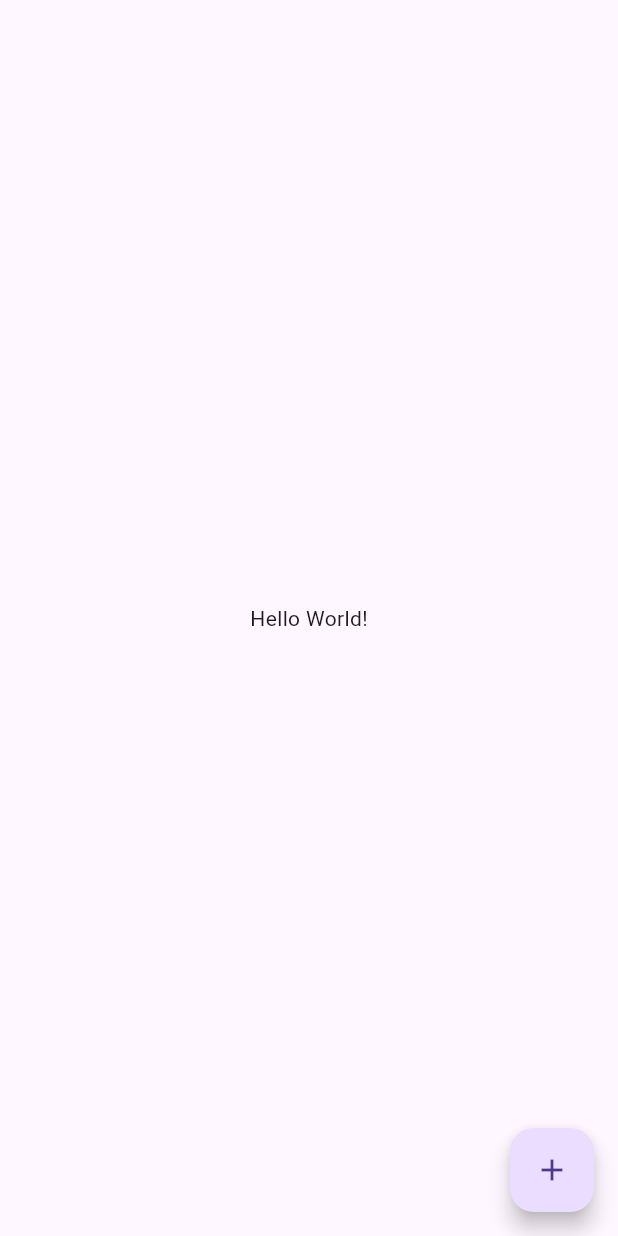
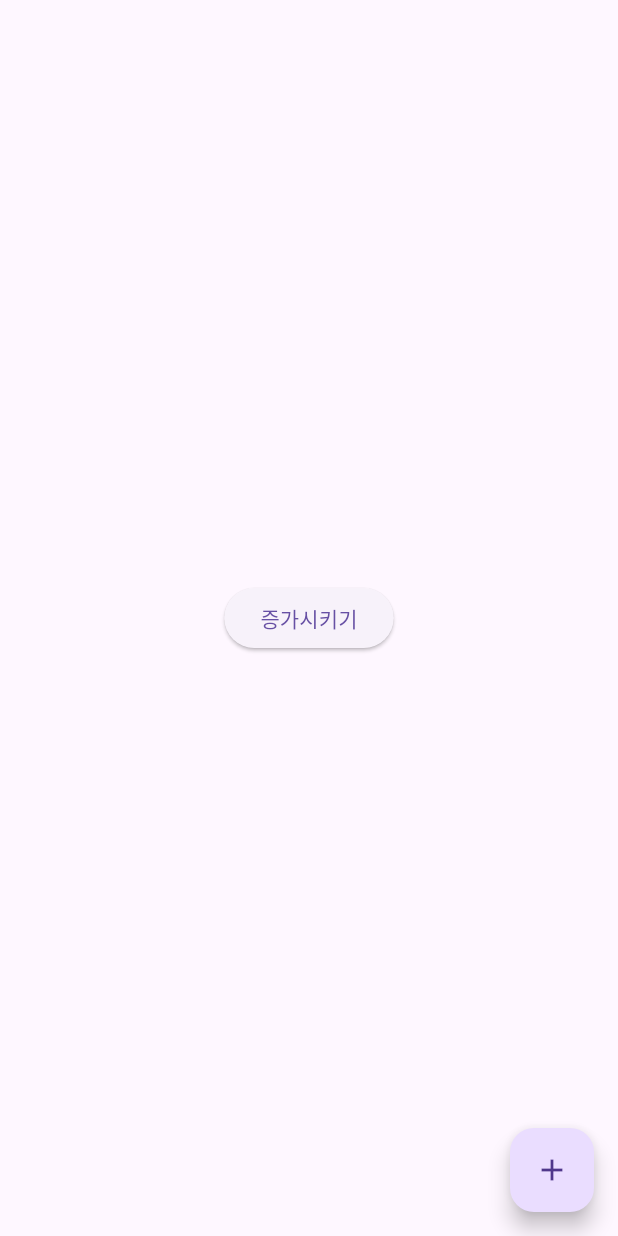
Before and after one commit to Bullets-jyr/wabiz_riverpod, a Flutter app: the screen it shows after launch, on a phone screen of 412 x 824 dp. Run offline on Flutter 3.47's test engine with Material 3 defaults, Android fonts, the phone set to English and light mode, and no system bars; our stand-ins replace flutter_riverpod.

```diff
--- a/lib/main.dart
+++ b/lib/main.dart
@@ -30,10 +30,9 @@ class MainApp extends StatelessWidget {
     return MaterialApp(
       home: Scaffold(
         body: Center(
-          child: Text('Hello World!'),
+          child: CounterWidget(),
         ),
-        floatingActionButton: Consumer(
-          builder: (context, ref, child) {
+        floatingActionButton: Consumer(builder: (context, ref, child) {
           final counter = ref.read(counterProvider);
           return FloatingActionButton(
             onPressed: () {
@@ -43,9 +42,24 @@ class MainApp extends StatelessWidget {
               Icons.add,
             ),
           );
-          }
-        ),
+        }),
       ),
     );
   }
 }
+
+class CounterWidget extends ConsumerWidget {
+  const CounterWidget({super.key});
+
+  @override
+  Widget build(BuildContext context, WidgetRef ref) {
+    final counter = ref.read(counterProvider);
+    final counter2 = ref.read(counter2Provider);
+    return ElevatedButton(
+      onPressed: () {
+        counter.increment();
+      },
+      child: Text('증가시키기'),
+    );
+  }
+}
```
Lines whose indentation alone changed are shown as unchanged.
